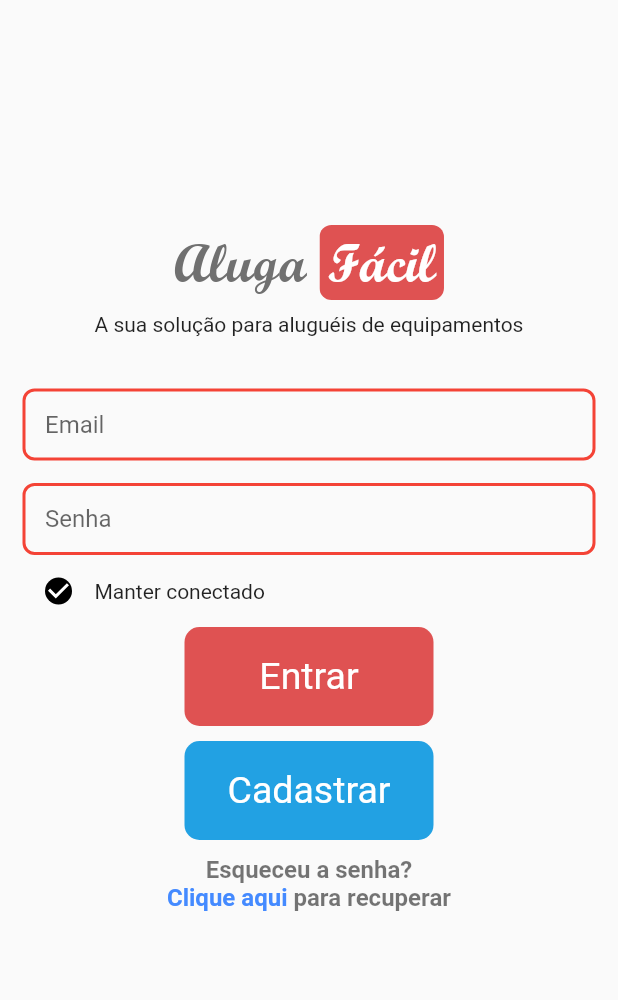
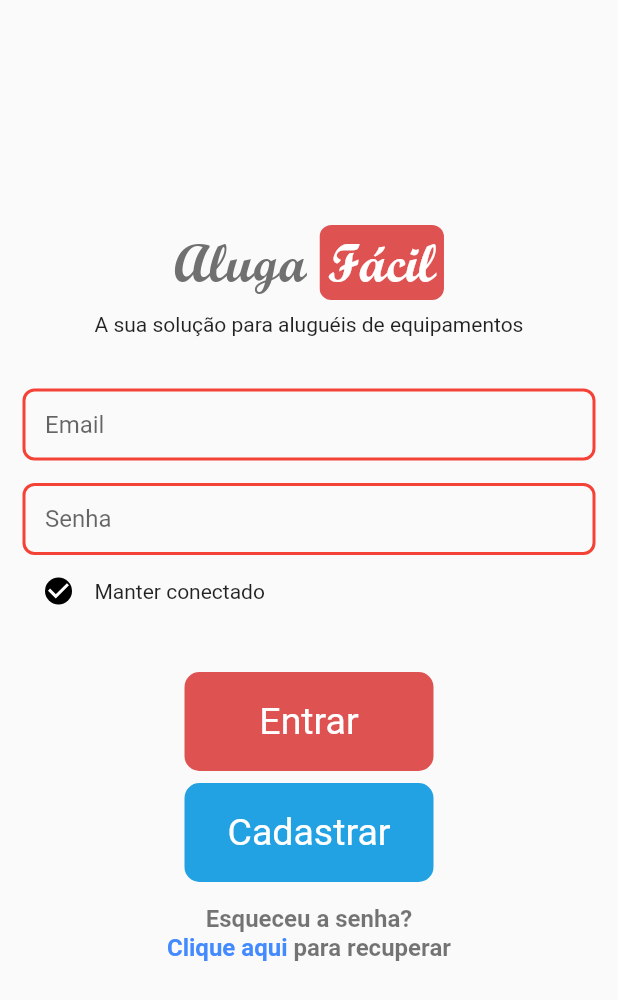
Before and after one commit to BrunoSapalacio/pim5, a Flutter app: the screen it shows after launch, on a phone screen of 412 x 824 dp. Shown: the top 1000 px of the screen. Run offline on Flutter 3.47's test engine with Material 2 defaults, Android fonts, the phone set to English and light mode, and no system bars; our stand-ins replace circular_check_box.

Commit message:
ajuste no login

```diff
--- a/lib/main.dart
+++ b/lib/main.dart
@@ -11,6 +11,7 @@ class MyApp extends StatelessWidget {
   Widget build(BuildContext context) {
     return MaterialApp(
       title: 'Aluga Fácil',
+      debugShowCheckedModeBanner: false,
       theme: ThemeData(
         primarySwatch: Colors.blue,
       ),
--- a/lib/views/login.dart
+++ b/lib/views/login.dart
@@ -92,19 +92,22 @@ class _LoginState extends State<Login> {
                   Text('Manter conectado'),
                 ],
               ),
+              SizedBox(
+                height: 30,
+              ),
               CustomButtom(
                 buttonText: 'Entrar',
                 backgroundColor: Color(0XFFdf5252),
               ),
               SizedBox(
-                height: 10.0,
+                height: 8.0,
               ),
               CustomButtom(
                 buttonText: 'Cadastrar',
                 backgroundColor: Color(0XFF22a1e3),
               ),
               SizedBox(
-                height: 10.0,
+                height: 15.0,
               ),
               RichText(
                 textAlign: TextAlign.center,
```
Also changed, not shown: assets/images/screenshot_01_login.jpg (added).
